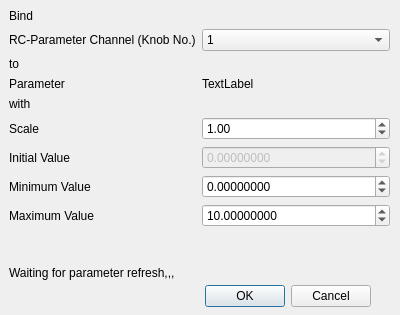
Qt form src/ui/QGCMapRCToParamDialog.ui (mavlink/qgroundcontrol) before a commit.
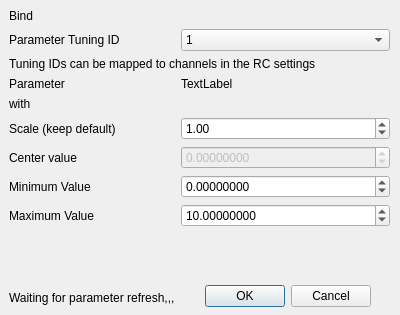
The same form after that commit.

Commit message: RC map UI: Offer better defaults and user guidance

The edit to the form file:
```diff
--- a/src/ui/QGCMapRCToParamDialog.ui
+++ b/src/ui/QGCMapRCToParamDialog.ui
@@ -35,7 +35,7 @@
      <x>9</x>
      <y>9</y>
      <width>381</width>
-     <height>271</height>
+     <height>296</height>
     </rect>
    </property>
    <layout class="QFormLayout" name="formLayout">
@@ -52,7 +52,7 @@
     <item row="1" column="0">
      <widget class="QLabel" name="rcParamChannelInfoLabel">
       <property name="text">
-       <string>RC-Parameter Channel (Knob No.)</string>
+       <string>Parameter Tuning ID</string>
       </property>
      </widget>
     </item>
@@ -81,13 +81,6 @@
       </item>
      </widget>
     </item>
-    <item row="2" column="0">
-     <widget class="QLabel" name="label2">
-      <property name="text">
-       <string>to</string>
-      </property>
-     </widget>
-    </item>
     <item row="3" column="0">
      <widget class="QLabel" name="paramIdInfoLabel">
       <property name="text">
@@ -112,7 +105,7 @@
     <item row="5" column="0">
      <widget class="QLabel" name="scaleInfoLabel">
       <property name="text">
-       <string>Scale</string>
+       <string>Scale (keep default)</string>
       </property>
      </widget>
     </item>
@@ -126,7 +119,7 @@
     <item row="6" column="0">
      <widget class="QLabel" name="value0InfoLabel">
       <property name="text">
-       <string>Initial Value</string>
+       <string>Center value</string>
       </property>
      </widget>
     </item>
@@ -212,6 +205,13 @@
       </property>
      </spacer>
     </item>
+    <item row="2" column="0" colspan="2">
+     <widget class="QLabel" name="label2">
+      <property name="text">
+       <string>Tuning IDs can be mapped to channels in the RC settings</string>
+      </property>
+     </widget>
+    </item>
    </layout>
   </widget>
  </widget>
```
The commit also changes 1 other file.
